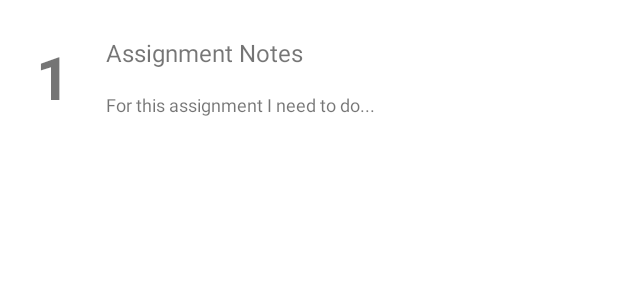
After one commit to Destructionat3r/PlannerApp, an Android app: the layout custom_note_row.xml on its own in the app's theme, with its tools: preview values and no code run, on a phone screen of 412 x 824 dp. The commit adds this screen. Shown: the top 300 px of the screen. Run offline under Robolectric (Android 15) with nearby library versions, the phone set to English and light mode, and no system bars.

Commit message:
View notes stored in database

```diff
--- a/app/src/main/java/com/sid1818713/plannerapp/notedata/NoteViewModel.kt
+++ b/app/src/main/java/com/sid1818713/plannerapp/notedata/NoteViewModel.kt
@@ -8,7 +8,7 @@ import kotlinx.coroutines.Dispatchers
 import kotlinx.coroutines.launch
 
 class NoteViewModel(application: Application): AndroidViewModel(application) {
-    private val readAllData: LiveData<List<Note>>
+    val readAllData: LiveData<List<Note>>
     private val repository: NoteRepository
 
     init {
--- /dev/null
+++ b/app/src/main/res/layout/custom_note_row.xml
@@ -0,0 +1,38 @@
+<?xml version="1.0" encoding="utf-8"?>
+<androidx.constraintlayout.widget.ConstraintLayout xmlns:android="http://schemas.android.com/apk/res/android"
+    xmlns:app="http://schemas.android.com/apk/res-auto"
+    xmlns:tools="http://schemas.android.com/tools"
+    android:layout_width="match_parent"
+    android:layout_height="wrap_content"
+    android:padding="24sp">
+
+    <TextView
+        android:id="@+id/noteId_txt"
+        android:layout_width="wrap_content"
+        android:layout_height="wrap_content"
+        android:text="1"
+        android:textSize="40sp"
+        android:textStyle="bold"
+        app:layout_constraintStart_toStartOf="parent"
+        app:layout_constraintTop_toTopOf="parent" />
+
+    <TextView
+        android:id="@+id/noteTitle_txt"
+        android:layout_width="wrap_content"
+        android:layout_height="wrap_content"
+        android:layout_marginStart="24dp"
+        android:text="Assignment Notes"
+        android:textSize="16sp"
+        app:layout_constraintStart_toEndOf="@+id/noteId_txt"
+        app:layout_constraintTop_toTopOf="parent" />
+
+    <TextView
+        android:id="@+id/noteContents_txt"
+        android:layout_width="wrap_content"
+        android:layout_height="wrap_content"
+        android:layout_marginStart="24dp"
+        android:text="For this assignment I need to do..."
+        android:textSize="12sp"
+        app:layout_constraintBottom_toBottomOf="parent"
+        app:layout_constraintStart_toEndOf="@+id/noteId_txt" />
+</androidx.constraintlayout.widget.ConstraintLayout>
```
Also changed, not shown: app/src/main/java/com/sid1818713/plannerapp/fragments/listnotes/ListAdapter.kt (added, +37 -0 lines), app/src/main/java/com/sid1818713/plannerapp/fragments/listnotes/ListNotesFragment.kt (+17 -0 lines), app/src/main/java/com/sid1818713/plannerapp/fragments/updatenotes/UpdateNotesFragment.kt (added, +58 -0 lines), app/src/main/res/layout/fragment_update_notes.xml (added, +14 -0 lines).
